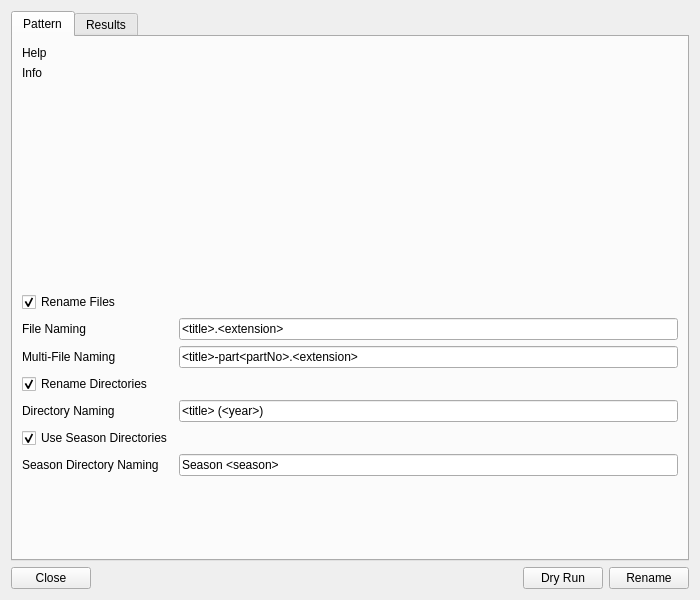
Old version of the form src/renamer/RenamerDialog.ui in the repository Komet/MediaElch.
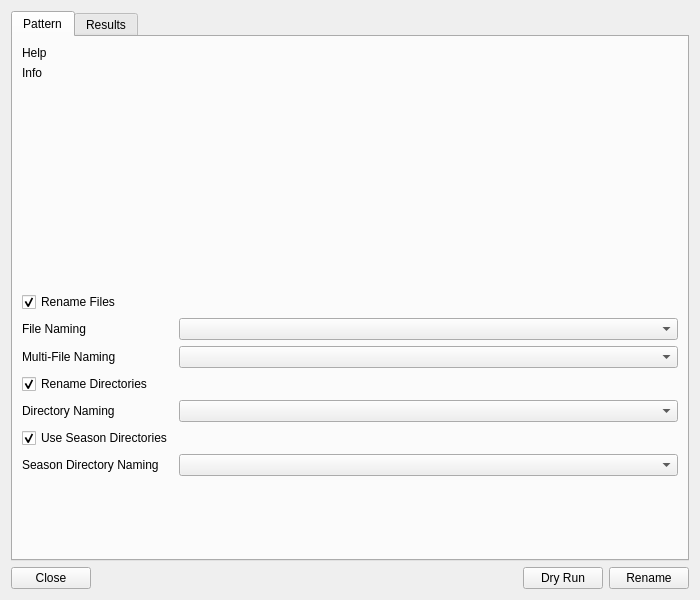
New version of the form. Icons and pictures are not drawn. Custom widgets are drawn as their Qt base class.

Commit message:
[UI] Use QComboBox for PlaceholderLineEdit to provide default
This commit makes it possible to set default values for certain text
fields such as in the RenamerDialog.  This allows users to switch
back to defaults if they accidentally edited the box.

This is done for Renamer line edits.  Only few examples were edited by
default.

```diff
--- a/src/renamer/RenamerDialog.ui
+++ b/src/renamer/RenamerDialog.ui
@@ -88,12 +88,27 @@
          </item>
          <item row="4" column="1">
           <widget class="PlaceholderLineEdit" name="directoryNaming">
-           <property name="inputMask">
-            <string notr="true"/>
-           </property>
-           <property name="text">
+           <property name="currentText">
             <string notr="true">&lt;title&gt; (&lt;year&gt;)</string>
            </property>
+           <property name="sizePolicy">
+            <sizepolicy hsizetype="MinimumExpanding" vsizetype="Fixed">
+             <horstretch>0</horstretch>
+             <verstretch>0</verstretch>
+            </sizepolicy>
+           </property>
+           <property name="minimumSize">
+            <size>
+             <width>200</width>
+             <height>0</height>
+            </size>
+           </property>
+           <property name="maximumSize">
+            <size>
+             <width>500</width>
+             <height>16777215</height>
+            </size>
+           </property>
           </widget>
          </item>
          <item row="3" column="0">
@@ -118,12 +133,27 @@
          </item>
          <item row="2" column="1">
           <widget class="PlaceholderLineEdit" name="fileNamingMulti">
-           <property name="inputMask">
-            <string notr="true"/>
-           </property>
-           <property name="text">
+           <property name="currentText">
             <string notr="true">&lt;title&gt;-part&lt;partNo&gt;.&lt;extension&gt;</string>
            </property>
+           <property name="sizePolicy">
+            <sizepolicy hsizetype="MinimumExpanding" vsizetype="Fixed">
+             <horstretch>0</horstretch>
+             <verstretch>0</verstretch>
+            </sizepolicy>
+           </property>
+           <property name="minimumSize">
+            <size>
+             <width>200</width>
+             <height>0</height>
+            </size>
+           </property>
+           <property name="maximumSize">
+            <size>
+             <width>500</width>
+             <height>16777215</height>
+            </size>
+           </property>
           </widget>
          </item>
          <item row="4" column="0">
@@ -135,12 +165,27 @@
          </item>
          <item row="1" column="1">
           <widget class="PlaceholderLineEdit" name="fileNaming">
-           <property name="inputMask">
-            <string notr="true"/>
-           </property>
-           <property name="text">
+           <property name="currentText">
             <string notr="true">&lt;title&gt;.&lt;extension&gt;</string>
            </property>
+           <property name="sizePolicy">
+            <sizepolicy hsizetype="MinimumExpanding" vsizetype="Fixed">
+             <horstretch>0</horstretch>
+             <verstretch>0</verstretch>
+            </sizepolicy>
+           </property>
+           <property name="minimumSize">
+            <size>
+             <width>200</width>
+             <height>0</height>
+            </size>
+           </property>
+           <property name="maximumSize">
+            <size>
+             <width>500</width>
+             <height>16777215</height>
+            </size>
+           </property>
           </widget>
          </item>
          <item row="1" column="0">
@@ -159,9 +204,27 @@
          </item>
          <item row="6" column="1">
           <widget class="PlaceholderLineEdit" name="seasonNaming">
-           <property name="text">
+           <property name="currentText">
             <string>Season &lt;season&gt;</string>
            </property>
+           <property name="sizePolicy">
+            <sizepolicy hsizetype="MinimumExpanding" vsizetype="Fixed">
+             <horstretch>0</horstretch>
+             <verstretch>0</verstretch>
+            </sizepolicy>
+           </property>
+           <property name="minimumSize">
+            <size>
+             <width>200</width>
+             <height>0</height>
+            </size>
+           </property>
+           <property name="maximumSize">
+            <size>
+             <width>500</width>
+             <height>16777215</height>
+            </size>
+           </property>
           </widget>
          </item>
         </layout>
@@ -323,7 +386,7 @@
  <customwidgets>
   <customwidget>
    <class>PlaceholderLineEdit</class>
-   <extends>QLineEdit</extends>
+   <extends>QComboBox</extends>
    <header location="global">ui/small_widgets/PlaceholderLineEdit.h</header>
   </customwidget>
   <customwidget>
```
The commit also changes 13 other files.
